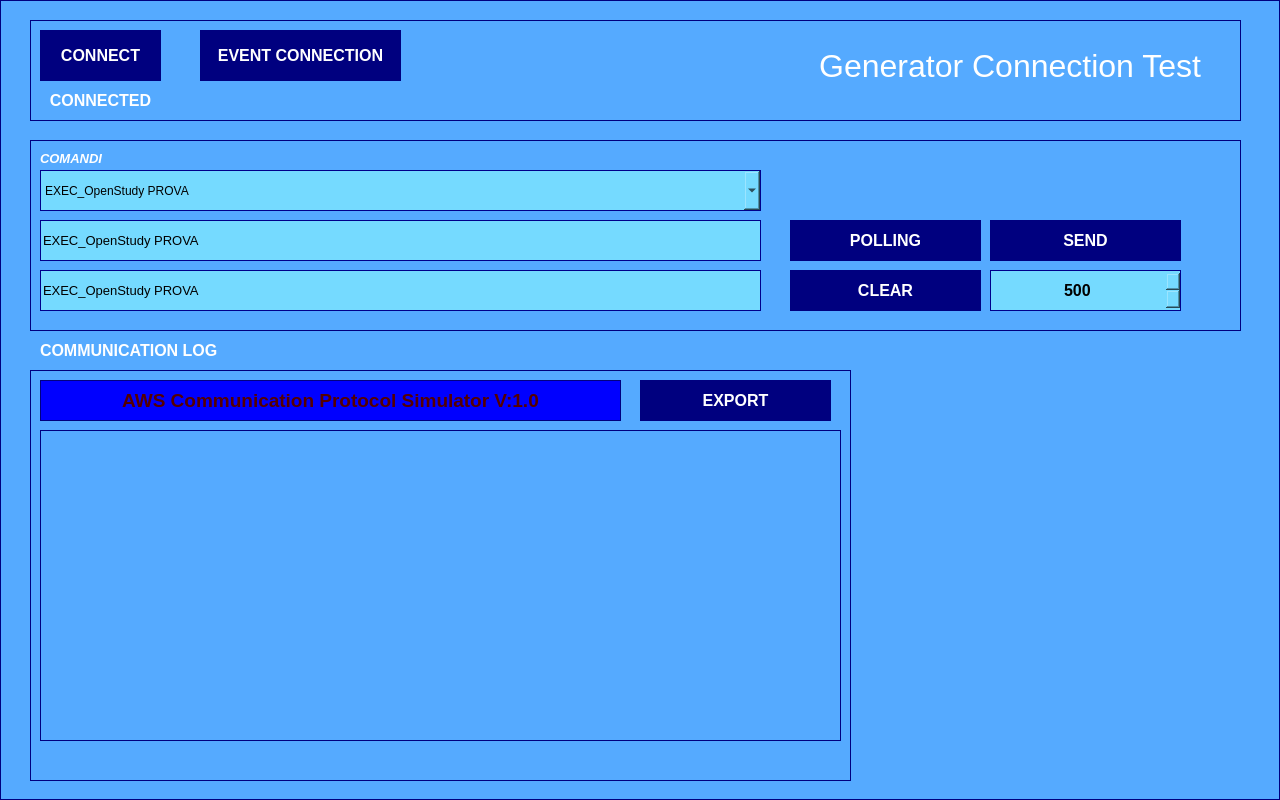
This is GENERATOR_TEST/SOURCE/startupWindow.ui in marcorispoli/MCPU_Z190_VECCHIO as Qt 5 draws it before an edit. The edited form follows.
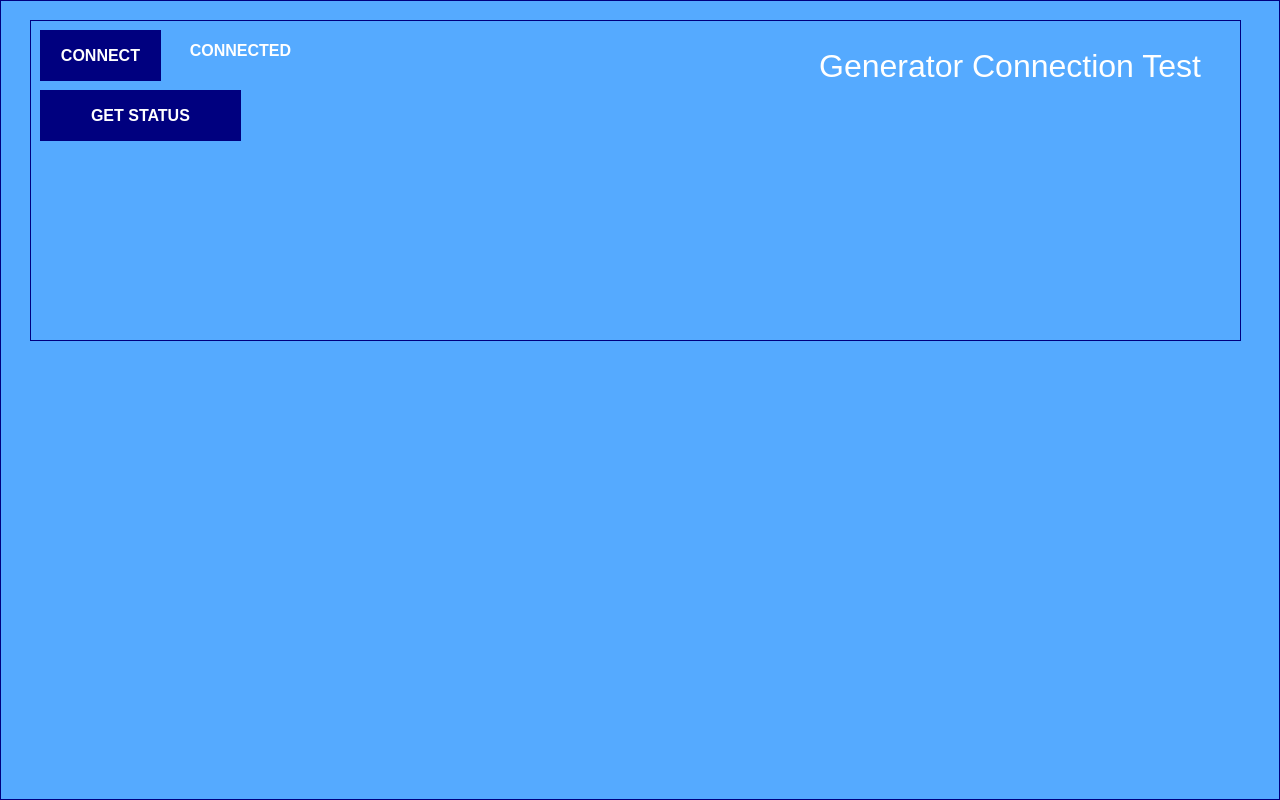
This is the edited form.

Commit message:
get status at home
get_status home

The edit to the form file:
```diff
--- a/GENERATOR_TEST/SOURCE/startupWindow.ui
+++ b/GENERATOR_TEST/SOURCE/startupWindow.ui
@@ -44,395 +44,13 @@
    <property name="frameShadow">
     <enum>QFrame::Raised</enum>
    </property>
-   <widget class="QFrame" name="connectionFrame_2">
-    <property name="geometry">
-     <rect>
-      <x>30</x>
-      <y>370</y>
-      <width>821</width>
-      <height>411</height>
-     </rect>
-    </property>
-    <property name="styleSheet">
-     <string notr="true">border-width: 1px;
-border-style: solid; 
-border-color: darkblue;
-border-color: rgb(0, 0, 127);
-</string>
-    </property>
-    <property name="frameShape">
-     <enum>QFrame::StyledPanel</enum>
-    </property>
-    <property name="frameShadow">
-     <enum>QFrame::Raised</enum>
-    </property>
-    <widget class="QPlainTextEdit" name="logEdit">
-     <property name="geometry">
-      <rect>
-       <x>10</x>
-       <y>60</y>
-       <width>801</width>
-       <height>311</height>
-      </rect>
-     </property>
-     <property name="layoutDirection">
-      <enum>Qt::RightToLeft</enum>
-     </property>
-     <property name="styleSheet">
-      <string notr="true">font: 700 10pt &quot;Arial&quot;;
-color: rgb(0, 0, 0);</string>
-     </property>
-     <property name="undoRedoEnabled">
-      <bool>false</bool>
-     </property>
-     <property name="readOnly">
-      <bool>true</bool>
-     </property>
-     <property name="plainText">
-      <string/>
-     </property>
-     <property name="backgroundVisible">
-      <bool>true</bool>
-     </property>
-    </widget>
-    <widget class="QPushButton" name="openButton_2">
-     <property name="geometry">
-      <rect>
-       <x>610</x>
-       <y>10</y>
-       <width>191</width>
-       <height>41</height>
-      </rect>
-     </property>
-     <property name="font">
-      <font>
-       <pointsize>12</pointsize>
-       <bold>true</bold>
-      </font>
-     </property>
-     <property name="styleSheet">
-      <string notr="true">background-color: rgb(0, 0, 127);
-color: rgb(255, 255, 255);
-border-width: 0px;
-</string>
-     </property>
-     <property name="text">
-      <string>EXPORT</string>
-     </property>
-    </widget>
-    <widget class="QLabel" name="messages">
-     <property name="geometry">
-      <rect>
-       <x>10</x>
-       <y>10</y>
-       <width>581</width>
-       <height>41</height>
-      </rect>
-     </property>
-     <property name="font">
-      <font>
-       <pointsize>14</pointsize>
-       <bold>true</bold>
-      </font>
-     </property>
-     <property name="styleSheet">
-      <string notr="true">color: rgb(85, 0, 0);
-background-color: rgb(0, 0, 255);</string>
-     </property>
-     <property name="text">
-      <string>AWS Communication Protocol Simulator V:1.0</string>
-     </property>
-     <property name="alignment">
-      <set>Qt::AlignCenter</set>
-     </property>
-    </widget>
-   </widget>
-   <widget class="QFrame" name="connectionFrame_3">
-    <property name="geometry">
-     <rect>
-      <x>30</x>
-      <y>140</y>
-      <width>1211</width>
-      <height>191</height>
-     </rect>
-    </property>
-    <property name="font">
-     <font>
-      <pointsize>12</pointsize>
-     </font>
-    </property>
-    <property name="styleSheet">
-     <string notr="true">border-width: 1px;
-border-style: solid; 
-border-color: darkblue;
-border-color: rgb(0, 0, 127);
-</string>
-    </property>
-    <property name="frameShape">
-     <enum>QFrame::StyledPanel</enum>
-    </property>
-    <property name="frameShadow">
-     <enum>QFrame::Raised</enum>
-    </property>
-    <widget class="QPushButton" name="sendButton">
-     <property name="geometry">
-      <rect>
-       <x>960</x>
-       <y>80</y>
-       <width>191</width>
-       <height>41</height>
-      </rect>
-     </property>
-     <property name="font">
-      <font>
-       <pointsize>12</pointsize>
-       <bold>true</bold>
-      </font>
-     </property>
-     <property name="styleSheet">
-      <string notr="true">background-color: rgb(0, 0, 127);
-color: rgb(255, 255, 255);
-border-width: 0px;
-</string>
-     </property>
-     <property name="text">
-      <string>SEND</string>
-     </property>
-    </widget>
-    <widget class="QComboBox" name="commandList">
-     <property name="geometry">
-      <rect>
-       <x>10</x>
-       <y>30</y>
-       <width>721</width>
-       <height>41</height>
-      </rect>
-     </property>
-     <property name="styleSheet">
-      <string notr="true">background-color: rgb(117, 218, 255);
-color: rgb(0, 0, 0);
-font: 700 12pt &quot;Arial&quot;;
-border-width: 1px;
-border-style: solid; 
-border-color: darkblue;</string>
-     </property>
-     <item>
-      <property name="text">
-       <string>EXEC_OpenStudy PROVA</string>
-      </property>
-     </item>
-     <item>
-      <property name="text">
-       <string>EXEC_Close</string>
-      </property>
-     </item>
-     <item>
-      <property name="text">
-       <string>EXEC_TrxPosition ANGLE  2800</string>
-      </property>
-     </item>
-     <item>
-      <property name="text">
-       <string>EXEC_TrxPosition TOMO_HOME  WIDE</string>
-      </property>
-     </item>
-    </widget>
-    <widget class="QLineEdit" name="sendCommand">
-     <property name="geometry">
-      <rect>
-       <x>10</x>
-       <y>80</y>
-       <width>721</width>
-       <height>41</height>
-      </rect>
-     </property>
-     <property name="font">
-      <font>
-       <pointsize>10</pointsize>
-      </font>
-     </property>
-     <property name="styleSheet">
-      <string notr="true">background-color: rgb(117, 218, 255);
-color: rgb(0, 0, 0);
-
-border-width: 1px;
-border-style: solid; 
-border-color: darkblue;</string>
-     </property>
-     <property name="text">
-      <string>EXEC_OpenStudy PROVA</string>
-     </property>
-    </widget>
-    <widget class="QLineEdit" name="pollingCommand">
-     <property name="geometry">
-      <rect>
-       <x>10</x>
-       <y>130</y>
-       <width>721</width>
-       <height>41</height>
-      </rect>
-     </property>
-     <property name="font">
-      <font>
-       <pointsize>10</pointsize>
-      </font>
-     </property>
-     <property name="styleSheet">
-      <string notr="true">background-color: rgb(117, 218, 255);
-color: rgb(0, 0, 0);
-
-border-width: 1px;
-border-style: solid; 
-border-color: darkblue;</string>
-     </property>
-     <property name="text">
-      <string>EXEC_OpenStudy PROVA</string>
-     </property>
-    </widget>
-    <widget class="QPushButton" name="clearButton">
-     <property name="geometry">
-      <rect>
-       <x>760</x>
-       <y>130</y>
-       <width>191</width>
-       <height>41</height>
-      </rect>
-     </property>
-     <property name="font">
-      <font>
-       <pointsize>12</pointsize>
-       <bold>true</bold>
-      </font>
-     </property>
-     <property name="styleSheet">
-      <string notr="true">background-color: rgb(0, 0, 127);
-color: rgb(255, 255, 255);
-border-width: 0px;
-</string>
-     </property>
-     <property name="text">
-      <string>CLEAR</string>
-     </property>
-    </widget>
-    <widget class="QPushButton" name="pollingButton">
-     <property name="geometry">
-      <rect>
-       <x>760</x>
-       <y>80</y>
-       <width>191</width>
-       <height>41</height>
-      </rect>
-     </property>
-     <property name="font">
-      <font>
-       <pointsize>12</pointsize>
-       <bold>true</bold>
-      </font>
-     </property>
-     <property name="styleSheet">
-      <string notr="true">background-color: rgb(0, 0, 127);
-color: rgb(255, 255, 255);
-border-width: 0px;
-</string>
-     </property>
-     <property name="text">
-      <string>POLLING</string>
-     </property>
-    </widget>
-    <widget class="QSpinBox" name="pollingTime">
-     <property name="geometry">
-      <rect>
-       <x>960</x>
-       <y>130</y>
-       <width>191</width>
-       <height>41</height>
-      </rect>
-     </property>
-     <property name="font">
-      <font>
-       <pointsize>12</pointsize>
-       <bold>true</bold>
-      </font>
-     </property>
-     <property name="styleSheet">
-      <string notr="true">background-color: rgb(117, 218, 255);
-color: rgb(0, 0, 0);
-
-border-width: 1px;
-border-style: solid; 
-border-color: darkblue;</string>
-     </property>
-     <property name="alignment">
-      <set>Qt::AlignCenter</set>
-     </property>
-     <property name="minimum">
-      <number>500</number>
-     </property>
-     <property name="maximum">
-      <number>5000</number>
-     </property>
-     <property name="singleStep">
-      <number>500</number>
-     </property>
-    </widget>
-    <widget class="QLabel" name="label_8">
-     <property name="geometry">
-      <rect>
-       <x>10</x>
-       <y>10</y>
-       <width>161</width>
-       <height>16</height>
-      </rect>
-     </property>
-     <property name="font">
-      <font>
-       <pointsize>10</pointsize>
-       <italic>true</italic>
-       <bold>true</bold>
-      </font>
-     </property>
-     <property name="styleSheet">
-      <string notr="true">color: rgb(255, 255, 255);
-border-width: 0px;
-</string>
-     </property>
-     <property name="text">
-      <string>COMANDI</string>
-     </property>
-    </widget>
-   </widget>
-   <widget class="QLabel" name="label_6">
-    <property name="geometry">
-     <rect>
-      <x>40</x>
-      <y>340</y>
-      <width>241</width>
-      <height>20</height>
-     </rect>
-    </property>
-    <property name="font">
-     <font>
-      <pointsize>12</pointsize>
-      <italic>false</italic>
-      <bold>true</bold>
-     </font>
-    </property>
-    <property name="styleSheet">
-     <string notr="true">color: rgb(255, 255, 255);
-border-width: 0px;
-</string>
-    </property>
-    <property name="text">
-     <string>COMMUNICATION LOG</string>
-    </property>
-   </widget>
    <widget class="QFrame" name="connectionFrame">
     <property name="geometry">
      <rect>
       <x>30</x>
       <y>20</y>
       <width>1211</width>
-      <height>101</height>
+      <height>321</height>
      </rect>
     </property>
     <property name="styleSheet">
@@ -476,8 +94,8 @@
     <widget class="QLabel" name="connectedLabel">
      <property name="geometry">
       <rect>
-       <x>10</x>
-       <y>70</y>
+       <x>150</x>
+       <y>20</y>
        <width>121</width>
        <height>20</height>
       </rect>
@@ -532,8 +150,8 @@
     <widget class="QPushButton" name="eventConnectionButton">
      <property name="geometry">
       <rect>
-       <x>170</x>
-       <y>10</y>
+       <x>10</x>
+       <y>70</y>
        <width>201</width>
        <height>51</height>
       </rect>
@@ -551,7 +169,7 @@
 </string>
      </property>
      <property name="text">
-      <string>EVENT CONNECTION</string>
+      <string>GET STATUS</string>
      </property>
     </widget>
    </widget>
```
Left out of the diff: 2 changed lines with no effect on the pictures. The commit also changes 12 other files.
